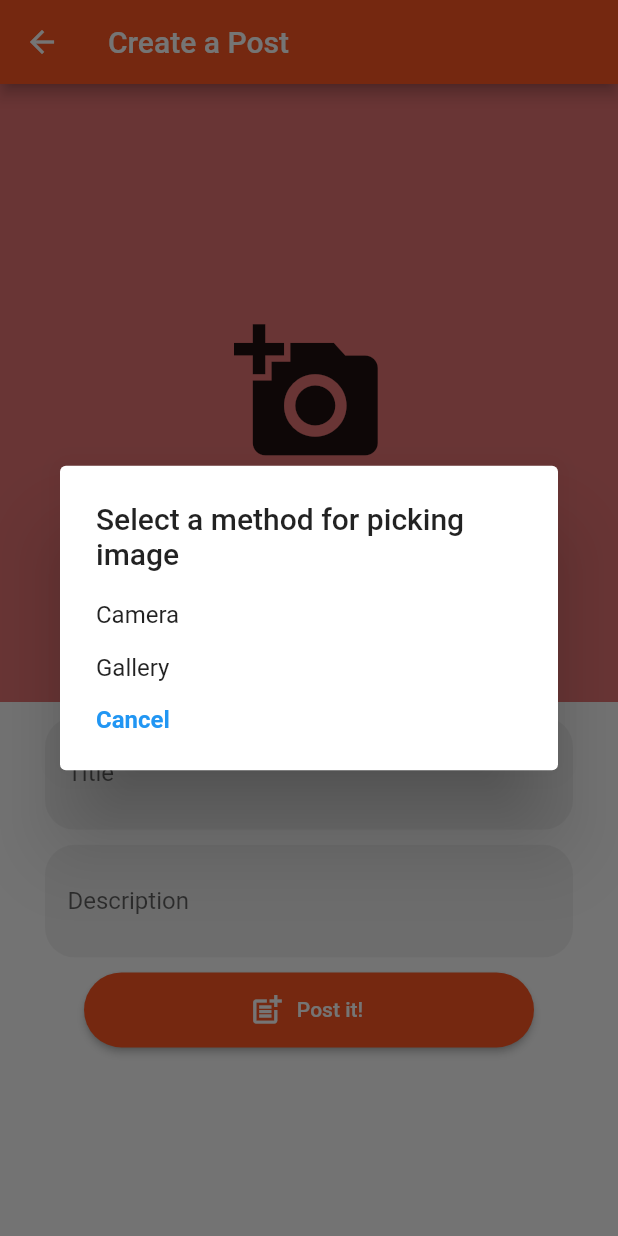
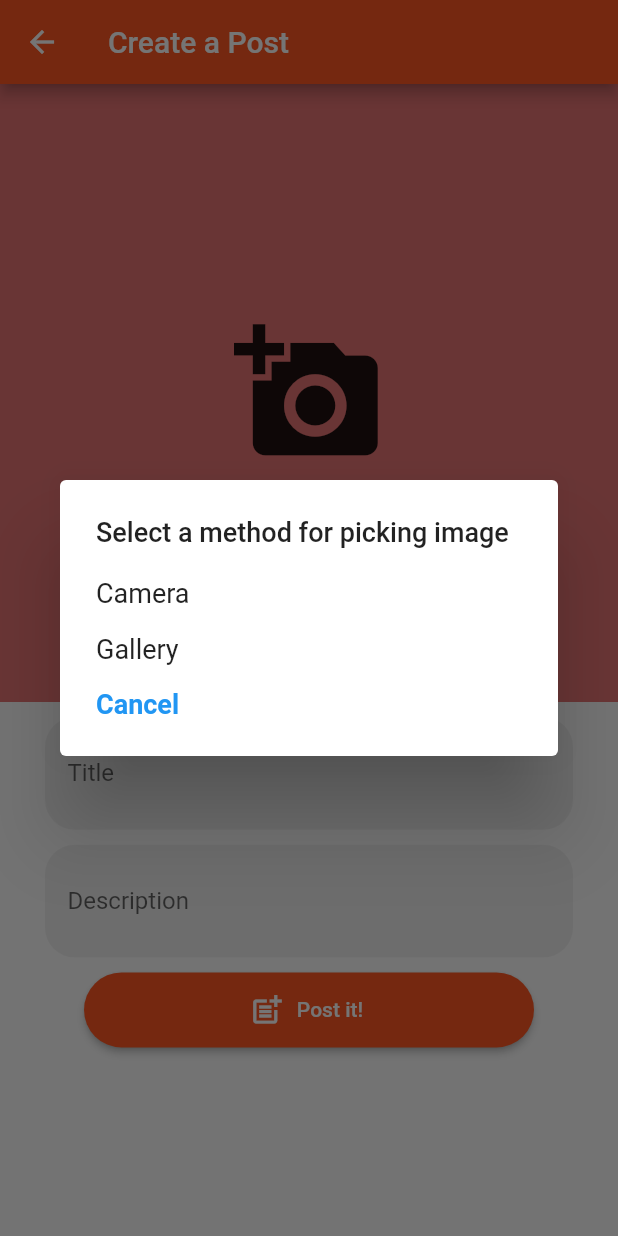
Before and after one commit to akshay-diwadkar/flutter_upost, a Flutter app: the CreatePostScreen screen opened by its route, after a tap on the "add a photo" icon, on a phone screen of 412 x 824 dp. Run offline on Flutter 3.47's test engine with Material 2 defaults, Android fonts, the phone set to English and light mode, and no system bars; our stand-ins replace cloud_firestore, firebase_auth, firebase_storage, flutter_image_compress, image_cropper, image_picker; missing offline and left inert: animator; accounts and stored records are empty.

Commit message:
Creating Post: Android pop-up text size increased

```diff
--- a/lib/screens/create_post_screen.dart
+++ b/lib/screens/create_post_screen.dart
@@ -63,16 +63,25 @@ class _CreatePostScreenState extends State<CreatePostScreen> {
         context: context,
         builder: (ctx) {
           return SimpleDialog(
-            title: Text('Select a method for picking image'),
+            title: Text(
+              'Select a method for picking image',
+              style: TextStyle(fontSize: 18),
+            ),
             children: [
               SimpleDialogOption(
-                child: Text('Camera'),
+                child: Text(
+                  'Camera',
+                  style: TextStyle(fontSize: 18),
+                ),
                 onPressed: () {
                   _handleImage(ImageSource.camera);
                 },
               ),
               SimpleDialogOption(
-                child: Text('Gallery'),
+                child: Text(
+                  'Gallery',
+                  style: TextStyle(fontSize: 18),
+                ),
                 onPressed: () {
                   _handleImage(ImageSource.gallery);
                 },
@@ -81,7 +90,9 @@ class _CreatePostScreenState extends State<CreatePostScreen> {
                 child: Text(
                   'Cancel',
                   style: TextStyle(
-                      color: Colors.blue, fontWeight: FontWeight.bold),
+                      fontSize: 18,
+                      color: Colors.blue,
+                      fontWeight: FontWeight.bold),
                 ),
                 onPressed: () {
                   Navigator.of(ctx).pop();
```
